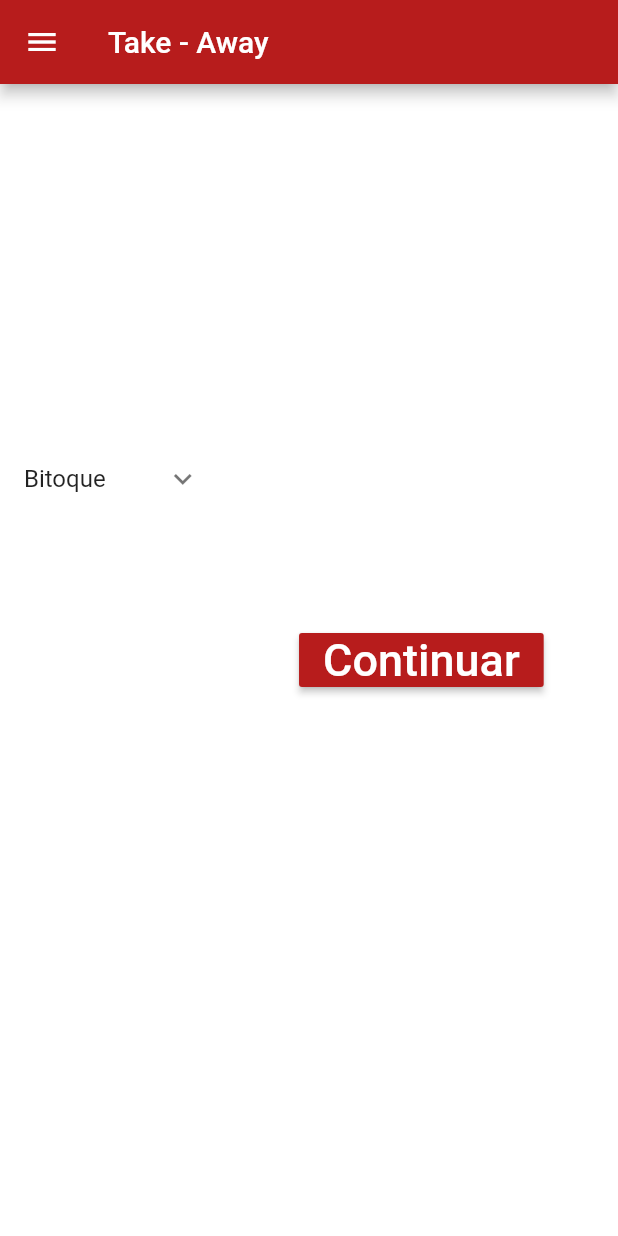
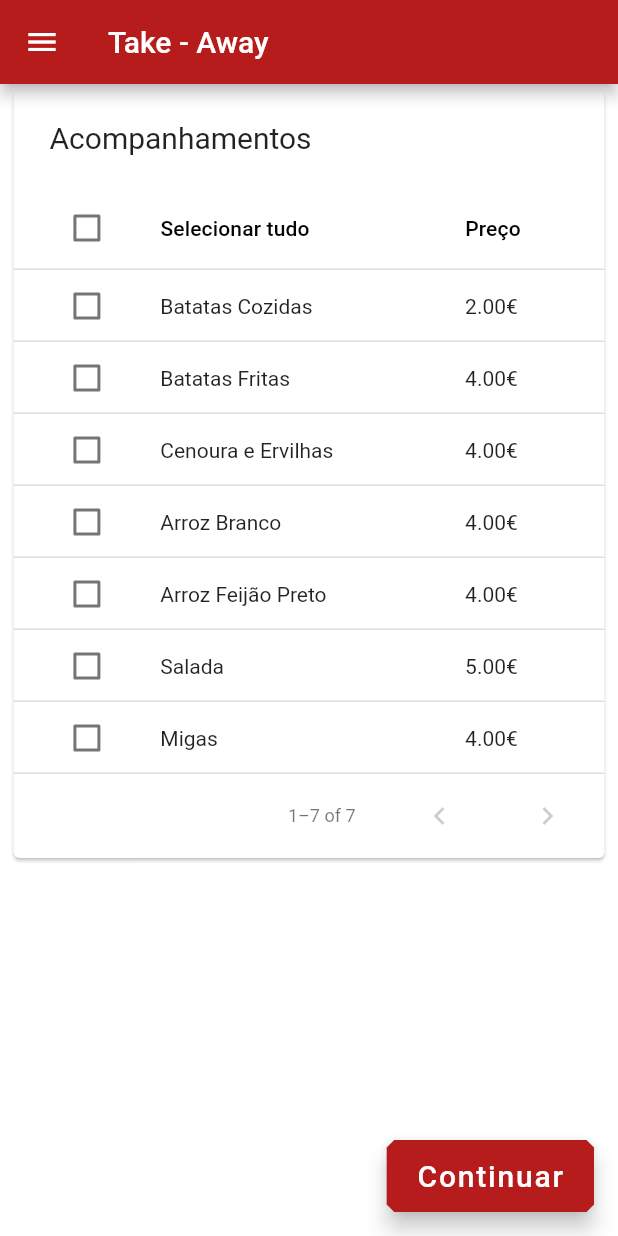
Before and after one commit to mapinheiro/IHC, a Flutter app: the TakeawayAsk2 screen opened by its route, on a phone screen of 412 x 824 dp. Run offline on Flutter 3.47's test engine with Material 2 defaults, Android fonts, the phone set to English and light mode, and no system bars; statements that could not run were skipped.

Commit message:
takeaway changes

```diff
--- a/nova/lib/screens/takeawayAsk1.dart
+++ b/nova/lib/screens/takeawayAsk1.dart
@@ -24,7 +24,7 @@ class TakeawayAsk1 extends StatelessWidget {
 
         //Content of tabs
            body: new SingleChildScrollView(
-             padding: const EdgeInsets.symmetric(horizontal: 22.0),
+             padding: const EdgeInsets.symmetric(horizontal: 5.0),
                 child: Column(
                   mainAxisAlignment: MainAxisAlignment.spaceEvenly,
     //crossAxisAlignment: CrossAxisAlignment.stretch,
@@ -33,18 +33,11 @@ class TakeawayAsk1 extends StatelessWidget {
                       header: Text('Prato'),
                       columns: TabelaColunas,
                       source: PratoDataSource(),
+                      rowsPerPage: 7,
                     ),
+
                     SizedBox(height: 20.0),
-                    SizedBox(
-                      height: 40.0,
-                      width: 200.0,
-                      child: RaisedButton(
-                        color: Colors.transparent,
-                        child: Text('Filtro', style: TextStyle(fontSize: 25, color: Colors.white)),
-                      ),
-                    ),
-                    SizedBox(height: 20.0),
-                    new Column(
+                /*    new Column(
                       mainAxisAlignment: MainAxisAlignment.end,
                       children: <Widget>[
                         new RaisedButton(
@@ -65,10 +58,22 @@ class TakeawayAsk1 extends StatelessWidget {
                         ),
                       ],
 
-                    ),
+                    ),*/
                   ],
                 ),
               ),
+
+      floatingActionButton: new FloatingActionButton.extended(
+          shape: BeveledRectangleBorder(borderRadius: BorderRadius.circular(5.0)),
+          backgroundColor: Colors.red[900],
+          onPressed:() {
+            Navigator.pushNamed(context, '/takeawayAsk2');
+
+          },
+
+          label: Text('Continuar',style: TextStyle(fontSize: 20))
+      ),
+
     );
 
 
@@ -136,18 +141,17 @@ class TakeawayAsk2State extends State<TakeawayAsk2> {
 
 const TabelaColunas = <DataColumn>[
   DataColumn(
-    label: const Text('Nome'),
+    label: const Text('Selecionar Tudo'),
   ),
   DataColumn(
     label: const Text('Preço'),
-    numeric: true,
   )
 ];
 
 class Prato {
   Prato(this.name, this.price, this.tipo);
   final String name;
-  final double price;
+  final String price;
   final String tipo;
   bool selected = false;
 }
@@ -155,14 +159,13 @@ class Prato {
 class PratoDataSource extends DataTableSource {
   int _selectCount = 0;
   final List<Prato> _prato = <Prato>[
-    new Prato('Bife à casa', 7.00, 'Carne'),
-    new Prato('Arroz de Pato', 7.00, 'Carne'),
-    new Prato('Bitoque', 5.0, 'Carne'),
-    new Prato('Picanha', 11.00, 'Carne'),
-    new Prato('Bacalhau à Casa', 7.00, 'Peixe'),
-    new Prato('Lulas Recheadas', 9.00, 'Peixe'),
-    new Prato('Bacalhau com natas', 9.0, 'Peixe'),
-    new Prato('Polvo à Lagareiro', 9.00, 'Peixe'),
+    new Prato('Bife à Pica-Peixe', '7.00€', 'Carne'),
+    new Prato('Arroz de Pato', '7.00€', 'Carne'),
+    new Prato('Picanha', '11.00€', 'Carne'),
+    new Prato('Bacalhau à Casa', '7.00€', 'Peixe'),
+    new Prato('Lulas Recheadas', '9.00€', 'Peixe'),
+    new Prato('Bacalhau com natas','9.00€', 'Peixe'),
+    new Prato('Polvo à Lagareiro', '9.00€', 'Peixe'),
   ];
 
   @override
--- a/nova/lib/screens/takeawayAsk2.dart
+++ b/nova/lib/screens/takeawayAsk2.dart
@@ -2,16 +2,16 @@ import 'package:flutter/material.dart';
 import 'package:nova/functions.dart';
 
 //String dropdownValue = 'Bitoque';
-/*class TakeawayAsk2 extends StatefulWidget{
+class TakeawayAsk2 extends StatefulWidget{
   TakeawayAsk2State createState()=> TakeawayAsk2State();
 }
-*/
+
 final a = 1;
-class TakeawayAsk2 extends StatelessWidget  {
+
+class TakeawayAsk2State extends State <TakeawayAsk2> {
   @override
-  Widget build (BuildContext context) {
+  Widget build(BuildContext context) {
     return new Scaffold(
-
       //App Bar
 
       drawer: Functions.menuL(context),
@@ -19,7 +19,8 @@ class TakeawayAsk2 extends StatelessWidget  {
         title: new Text(
           'Take - Away',
           style: new TextStyle(
-            fontSize: Theme
+            fontSize:
+            Theme
                 .of(context)
                 .platform == TargetPlatform.iOS ? 17.0 : 20.0,
           ),
@@ -30,97 +31,120 @@ class TakeawayAsk2 extends StatelessWidget  {
       ),
 
       //Content of tabs
-     body:  new PageView(
+      body: new SingleChildScrollView(
+        padding: const EdgeInsets.symmetric(horizontal: 5.0),
+        child: Column(
+            mainAxisAlignment: MainAxisAlignment.spaceEvenly,
+            crossAxisAlignment: CrossAxisAlignment.stretch,
             children: <Widget>[
-          new Row(
-            children: <Widget>[
-              Expanded(
-                flex:40,
-                child: SizedBox(
-                  height: 300.0,
-
-                  child:
-                  new ListView.builder(
-                    itemBuilder: (BuildContext context, int index) => EntryItem(data[index]),
-                    itemCount: data.length,
-
-
-                ),
-              ),
-              ),
-               new Divider(),
-               //SizeBox(height:20,width:20),
-               Expanded(
-               flex: 70,
-
-               child: SizedBox(
-                height: 50,
-                width: 50,
-
-
-               child:
-
-               new Column(
-
-                 mainAxisAlignment: MainAxisAlignment.spaceEvenly,
-               crossAxisAlignment: CrossAxisAlignment.center,
-               children:<Widget>[
-               new RaisedButton(
-
-                  onPressed:() {
-                    Navigator.pushNamed(context,'/takeawayFinal');
-                  },
-                  color: Colors.red[900],
-
-
-                  child: const Text(
-                    'Continuar',
-                    style: TextStyle(fontSize: 30,color:Colors.white),
-                    textAlign: TextAlign.center,
-                  ),
-
+        PaginatedDataTable(
+        header: Text('Acompanhamentos'),
+        columns: TabelaColunas,
+        source: AcompanhamentoDataSource(),
+          rowsPerPage: 7,
       ),
       ],
     ),
       ),
-               ),
+      floatingActionButton: new FloatingActionButton.extended(
+          shape: BeveledRectangleBorder(borderRadius: BorderRadius.circular(5.0)),
+          backgroundColor: Colors.red[900],
+          onPressed:() {
+            Navigator.pushNamed(context, '/takeawayFinal');
 
-      ],
-     ),
+          },
 
-
-
-
-            ],
-
+          label: Text('Continuar',style: TextStyle(fontSize: 20))
       ),
 
     );
-
-
   }
 }
+const TabelaColunas = <DataColumn>[
+  DataColumn(
+    label: const Text('Selecionar tudo'),
+
+  ),
+  DataColumn(
+      label: const Text('Preço')
+  ),
+
+];
+
+class Acompanhamento {
+  Acompanhamento(this.name,this.price);
+  final String name;
+  final String price;
+  bool selected = false;
+}
+
+class AcompanhamentoDataSource extends DataTableSource {
+  int _selectCount = 0;
+  final List<Acompanhamento> _acomp = <Acompanhamento>[
+    new Acompanhamento('Batatas Cozidas','2.00€'),
+    new Acompanhamento('Batatas Fritas','4.00€'),
+    new Acompanhamento('Cenoura e Ervilhas','4.00€'),
+    new Acompanhamento('Arroz Branco','4.00€'),
+    new Acompanhamento('Arroz Feijão Preto','4.00€'),
+    new Acompanhamento('Salada','5.00€'),
+    new Acompanhamento('Migas','4.00€'),
+  ];
+
+  @override
+  DataRow getRow(int index) {
+    if (index >= _acomp.length) return null;
+    final Acompanhamento a = _acomp[index];
+    return DataRow.byIndex(
+        index: index,
+        selected: a.selected,
+        onSelectChanged: (bool value) {
+          if (a.selected != value) {
+            _selectCount += value ? 1 : -1;
+            assert(_selectCount >= 0);
+            a.selected = value;
+          //  _acomp.add(a.selected);
+            notifyListeners();
+          }
+        },
+        cells: <DataCell> [
+          DataCell (Text('${a.name}')),
+          DataCell (Text('${a.price}')),
+        ]
+    );
+  }
+  /* Widget getselectedPlates(Prato p, BuildContext context){
+    if(p.selected == true){
+      return new ListTile(itemBuilder: rowCount))
+    }*/
+//  }
+  @override
+  int get rowCount => _acomp.length;
+
+  @override
+  bool get isRowCountApproximate => false;
+
+  @override
+  int get selectedRowCount => _selectCount;
+}
+/*
+
 class Entry {
-  Entry(this.title,[this.children = const <Entry>[]]);
+  Entry(this.title, [this.children = const <Entry>[]]);
 
   final String title;
 
   final List<Entry> children;
-
 }
 
 // The entire multilevel list displayed by this app.
 final List<Entry> data = <Entry>[
   Entry(
     'Bitoque',
-
     <Entry>[
-
       Entry('Batatas Fritas'),
       Entry('Arroz'),
       Entry('Ovo Estrelado'),
       Entry('Salada'),
-
     ],
   ),
   /*Entry(
@@ -157,25 +181,22 @@ class EntryItem extends StatelessWidget {
   final Entry entry;
 
   Widget _buildTiles(Entry root) {
-    if (root.children.isEmpty) return Container(
-        child:Padding(
+    if (root.children.isEmpty)
+      return Container(
+        child: Padding(
           padding: const EdgeInsets.symmetric(
             vertical: 8.0,
             horizontal: 32.0,
           ),
-            child:Row(
-                mainAxisAlignment: MainAxisAlignment.spaceBetween,
-                    children:[
+          child:
+          Row(mainAxisAlignment: MainAxisAlignment.spaceBetween, children: [
             Text(root.title),
             Switch(
-                    value:true,
-                    onChanged: (_){},
+              value: true,
+              onChanged: (_) {},
             )
-                ]
+          ]),
         ),
-
-            ),
-
       );
 
     return ExpansionTile(
@@ -187,9 +208,7 @@ class EntryItem extends StatelessWidget {
 
   @override
   Widget build(BuildContext context) {
-
     return _buildTiles(entry);
-
-
   }
 }
+*/
```
Also changed, not shown: nova/lib/homepage.dart (+16 -3 lines), nova/lib/screens/takeaway.dart (+12 -4 lines), nova/lib/screens/takeawayFinal.dart (+1 -17 lines), nova/pubspec.yaml (+3 -4 lines), nova/assets/icon-calendar-black.png (renamed from nova/Imagens/icon-calendar-black.png), nova/assets/picapeixe.png (added), nova/assets/takeaway.png (added). Lines whose indentation alone changed are shown as unchanged.
